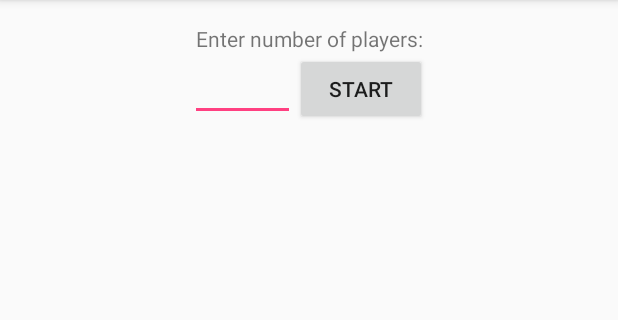
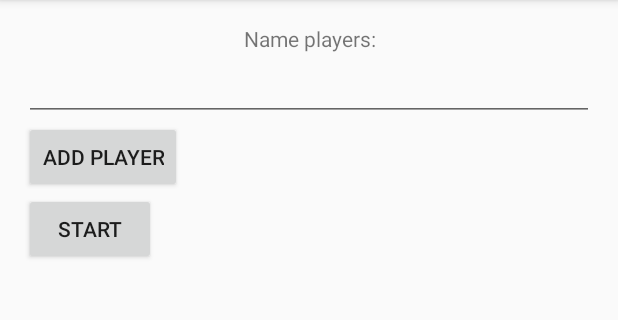
Before and after one commit to krisitown/CoupHelper, an Android app: the screen it shows after launch (MainActivity), in the options menu, after a tap on "Settings", on a phone screen of 412 x 824 dp, the part 84-404 px from its top. Run offline under Robolectric (Android 15) with nearby library versions, the phone set to English and light mode, and no system bars.

Commit message:
Added naming players

```diff
--- a/app/build.gradle
+++ b/app/build.gradle
@@ -6,7 +6,7 @@ android {
 
     defaultConfig {
         applicationId "com.couphelper.krisitown.couphelper"
-        minSdkVersion 15
+        minSdkVersion 17
         targetSdkVersion 23
         versionCode 1
         versionName "1.0"
--- a/app/src/main/java/com/couphelper/krisitown/couphelper/MainActivity.java
+++ b/app/src/main/java/com/couphelper/krisitown/couphelper/MainActivity.java
@@ -1,5 +1,6 @@
 package com.couphelper.krisitown.couphelper;
 
+import android.content.Context;
 import android.content.Intent;
 import android.os.Bundle;
 import android.support.design.widget.FloatingActionButton;
@@ -13,6 +14,9 @@ import android.widget.Button;
 import android.widget.EditText;
 import android.widget.LinearLayout;
 
+import java.util.ArrayList;
+import java.util.List;
+
 import res.layout.GameActivity;
 
 public class MainActivity extends AppCompatActivity {
@@ -25,25 +29,37 @@ public class MainActivity extends AppCompatActivity {
         setSupportActionBar(toolbar);
 
         final Intent intent = new Intent(this, GameActivity.class);
+        final Bundle bundle = new Bundle();
+        final Context context = this;
+
+        Button addPlayerButton = (Button)findViewById(R.id.add_player_button);
+        final LinearLayout layout = (LinearLayout)findViewById(R.id.add_players);
+
+        final ArrayList<EditText> playerNames = new ArrayList<>();
+
+        addPlayerButton.setOnClickListener(new View.OnClickListener() {
+            @Override
+            public void onClick(View view) {
+                EditText editText = new EditText(context);
+                editText.setLayoutParams(new LinearLayout.LayoutParams(
+                        LinearLayout.LayoutParams.MATCH_PARENT,
+                        LinearLayout.LayoutParams.WRAP_CONTENT
+                ));
+                int currentId = editText.generateViewId();
+                layout.addView(editText);
+                playerNames.add(editText);
+            }
+        });
 
         Button button = (Button)findViewById(R.id.startButton);
         button.setOnClickListener(new View.OnClickListener() {
             @Override
             public void onClick(View view) {
-                Integer numberOfPlayers = Integer.parseInt(((EditText)findViewById(R.id.numberOfPlayers)).getText()
-                        .toString());
-
-                //todo add renaming functionality
-//        for (int i = 0; i < numberOfPlayers; i++) {
-//            EditText editText = new EditText(this);
-//            editText.setLayoutParams(new LinearLayout.LayoutParams(
-//                    LinearLayout.LayoutParams.WRAP_CONTENT,
-//                    LinearLayout.LayoutParams.WRAP_CONTENT));
-//        }
-
-
-                Bundle bundle = new Bundle();
-                bundle.putInt("numberOfPlayers", numberOfPlayers);
+                ArrayList<String> names = new ArrayList<>();
+                for (EditText editText : playerNames) {
+                    names.add(editText.getText().toString());
+                }
+                bundle.putStringArrayList("names", names);
 
                 intent.putExtras(bundle);
                 startActivity(intent);
--- a/app/src/main/java/res/layout/GameActivity.java
+++ b/app/src/main/java/res/layout/GameActivity.java
@@ -14,9 +14,12 @@ import android.widget.TextView;
 import com.couphelper.krisitown.couphelper.MainActivity;
 import com.couphelper.krisitown.couphelper.R;
 
+import java.util.ArrayList;
+
 public class GameActivity extends AppCompatActivity {
     //used to display errors
     private String errors;
+    private ArrayList<String> names;
 
     @Override
     protected void onCreate(Bundle savedInstanceState) {
@@ -32,7 +35,8 @@ public class GameActivity extends AppCompatActivity {
 
         errors = "";
 
-        Integer numberOfPlayers =  getIntent().getIntExtra("numberOfPlayers", -1);
+        names = getIntent().getStringArrayListExtra("names");
+        Integer numberOfPlayers = names.size();
         final Game game = new Game(numberOfPlayers);
 
         updateText(game, playerHeading, coinsHeading, stats);
@@ -107,11 +111,15 @@ public class GameActivity extends AppCompatActivity {
             @Override
             public void onClick(View view) {
                 //todo add name implementation
-                Integer playerToStealFrom = Integer.parseInt(targetPlayer.getText().toString());
-                try {
-                    game.stealCoins(playerToStealFrom);
-                } catch (IllegalArgumentException exc) {
-                    errors = exc.getMessage();
+                Integer playerToStealFrom = playerToStealFrom(targetPlayer.getText().toString());
+                if(playerToStealFrom != -1){
+                    try {
+                        game.stealCoins(playerToStealFrom + 1);
+                    } catch (IllegalArgumentException exc) {
+                        errors = exc.getMessage();
+                    }
+                } else {
+                    errors = "Player not found.";
                 }
 
                 updateText(game, playerHeading, coinsHeading, stats);
@@ -129,19 +137,27 @@ public class GameActivity extends AppCompatActivity {
         });
     }
 
-    private void updateText(Game game, TextView playerTurn, TextView currentPlayerCoins, TextView stats){
-        playerTurn.setText("Player" + (game.getCurrentPlayer() + 1) + "'s turn:");
-        currentPlayerCoins.setText("Coins: " + game.getPlayers()[game.getCurrentPlayer()]);
-        stats.setText(createStatSheet(game));
+    private int playerToStealFrom(String playerName){
+        for (String name : names) {
+            if(name.equals(playerName)){
+                return names.indexOf(name);
+            }
+        }
+        return -1;
     }
 
-    private String createStatSheet(Game game){
+    private void updateText(Game game, TextView playerTurn, TextView currentPlayerCoins, TextView stats){
+        playerTurn.setText(names.get(game.getCurrentPlayer()) + "'s turn:");
+        currentPlayerCoins.setText("Coins: " + game.getPlayers()[game.getCurrentPlayer()]);
+        stats.setText(createStatSheet(game, names));
+    }
+
+    private String createStatSheet(Game game, ArrayList<String> names){
         int[] playerStats = game.getPlayers();
         StringBuilder sb = new StringBuilder();
 
         for (int i = 0; i < playerStats.length; i++) {
-            sb.append("Player");
-            sb.append(i + 1);
+            sb.append(names.get(i));
             sb.append(": ");
             sb.append(playerStats[i]);
             sb.append("\n");
--- a/app/src/main/res/layout/content_main.xml
+++ b/app/src/main/res/layout/content_main.xml
@@ -16,7 +16,8 @@
         android:layout_width="match_parent"
         android:layout_height="wrap_content"
         android:orientation="vertical"
-        android:id="@+id/startLayout">
+        android:id="@+id/startLayout"
+        android:layout_alignParentStart="true">
 
         <TextView
             android:layout_width="match_parent"
@@ -25,24 +26,24 @@
             android:textAlignment="center"/>
 
         <LinearLayout
+            android:layout_width="match_parent"
+            android:layout_height="wrap_content"
+            android:orientation="vertical"
+            android:id="@+id/add_players">
+
+        </LinearLayout>
+
+        <Button
             android:layout_width="wrap_content"
-            android:layout_height="match_parent"
-            android:orientation="horizontal"
-            android:layout_gravity="center"
-            >
-
-            <EditText
-                android:layout_width="70dp"
             android:layout_height="wrap_content"
-                android:inputType="number"
-                android:id="@+id/numberOfPlayers"/>
+            android:id="@+id/add_player_button"
+            android:text="Add Player"/>
 
         <Button
             android:layout_width="wrap_content"
             android:layout_height="wrap_content"
             android:text="START"
             android:id="@+id/startButton"/>
-        </LinearLayout>
 
     </LinearLayout>
 
--- a/app/src/main/res/values/strings.xml
+++ b/app/src/main/res/values/strings.xml
@@ -1,6 +1,6 @@
 <resources>
     <string name="app_name">CoupHelper</string>
     <string name="action_settings">Settings</string>
-    <string name="enter_number_of_players">Enter number of players:</string>
+    <string name="enter_number_of_players">Name players:</string>
     <string name="title_activity_game">GameActivity</string>
 </resources>
```
Lines whose indentation alone changed are shown as unchanged.
